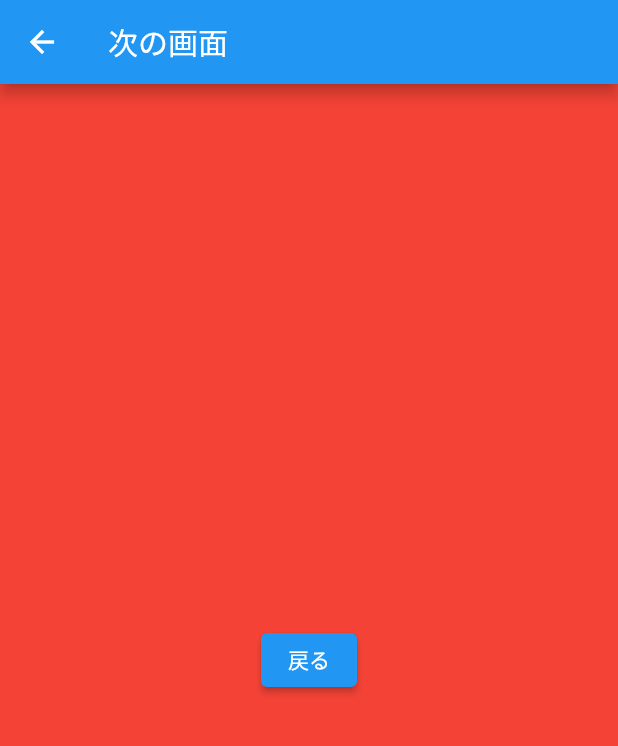
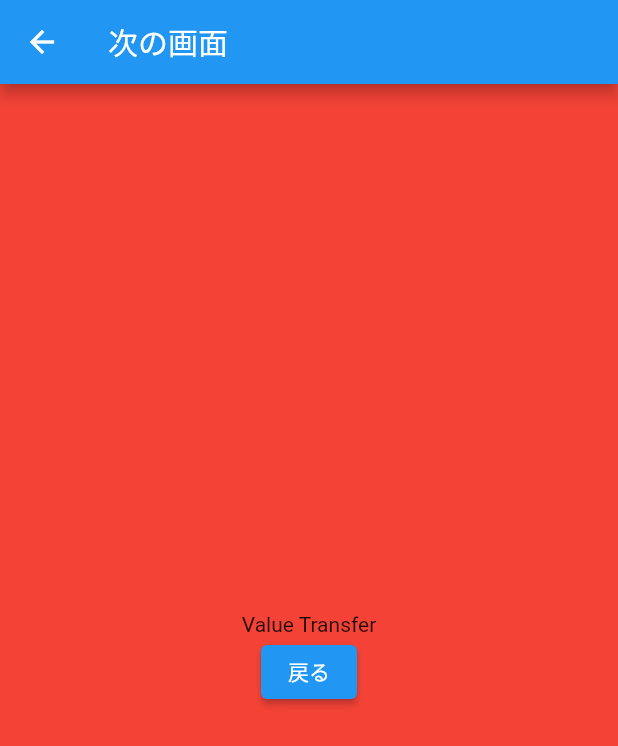
Before and after one commit to akrhgwr/coriander, a Flutter app: the screen it shows after launch, after a tap on "次へ", on a phone screen of 412 x 824 dp. Shown: the top 746 px of the screen. Run offline on Flutter 3.47's test engine with Material 2 defaults, Android fonts, the phone set to English and light mode, and no system bars.

Commit message:
Screen Transition 2

```diff
--- a/lib/main.dart
+++ b/lib/main.dart
@@ -62,6 +62,8 @@ class _MyHomePageState extends State<MyHomePage> {
     });
   }
 
+  String text = '次へ';
+
   @override
   Widget build(BuildContext context) {
     // This method is rerun every time setState is called, for instance as done
@@ -76,20 +78,25 @@ class _MyHomePageState extends State<MyHomePage> {
       ),
       body: Center(
         //child: RaisedButton(onPressed: () {  },
-        child: ElevatedButton(onPressed: (){
+        child: ElevatedButton(
+          child: Text(text),
+          onPressed: () async {
+            print(text);
             //画面遷移のコード
             //SourceTreeのてすと
             //再度gitのテスト
             //vscode & SourceTreeのテスト
             //vscode & SourceTreeのテスト2
             //vscode & SourceTreeのテスト3
-          Navigator.push(
+            final result = await Navigator.push(
               context,
-            MaterialPageRoute(builder: (context) => NextPage()),
+              MaterialPageRoute(
+                  builder: (context) => NextPage('Value Transfer')),
             );
+            text = result;
+            print(result);
+            //print(text);
           },
-          child: const Text('次へ'),
-
         ),
       ),
       floatingActionButton: FloatingActionButton(
--- a/lib/next_page.dart
+++ b/lib/next_page.dart
@@ -3,11 +3,15 @@ import 'package:flutter/material.dart';
 import 'package:flutter/src/widgets/framework.dart';
 
 class NextPage extends StatefulWidget {
+  NextPage(this.name);
+  final String name;
   @override
-  State<NextPage> createState() => _NextPageState();
+  State<NextPage> createState() => _NextPageState(name);
 }
 
 class _NextPageState extends State<NextPage> {
+  _NextPageState(this.name);
+  final String name;
   @override
   Widget build(BuildContext context) {
     return Scaffold(
@@ -17,15 +21,20 @@ class _NextPageState extends State<NextPage> {
       body: Container(
         height: double.infinity,
         color: Colors.red,
-        child: Center(
-          //child: RaisedButton(onPressed: () {  },
-          child: ElevatedButton(
-            child: const Text('戻る'),
-            onPressed: (){
-            //画面遷移のコード
-              Navigator.pop(context);
-            },
-          ),
+        child: Column(
+          mainAxisAlignment: MainAxisAlignment.center,
+          children: <Widget>[
+            Text(name),
+            Center(
+              child: ElevatedButton(
+                child: const Text('戻る'),
+                onPressed: () {
+                  //画面遷移のコード
+                  Navigator.pop(context,'Return Value2');
+                },
+              ),
+            )
+          ]
         ),
       ),
     );
```
Lines whose indentation alone changed are shown as unchanged.
